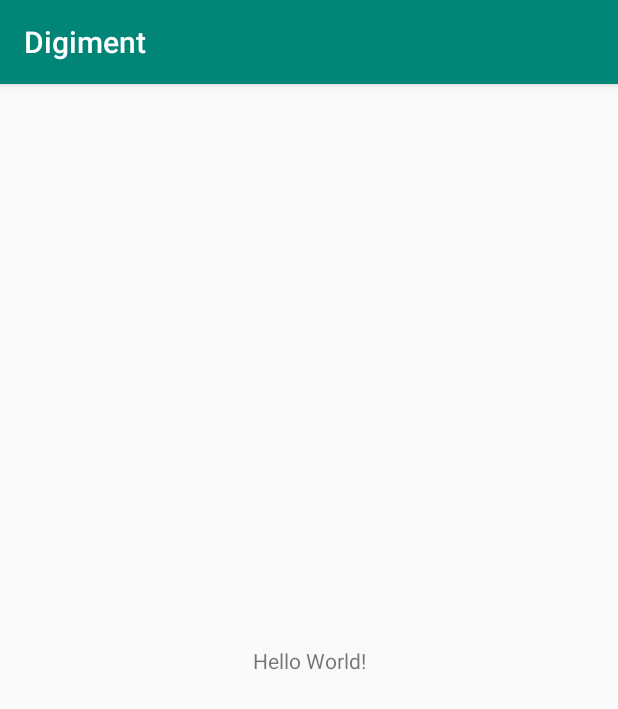
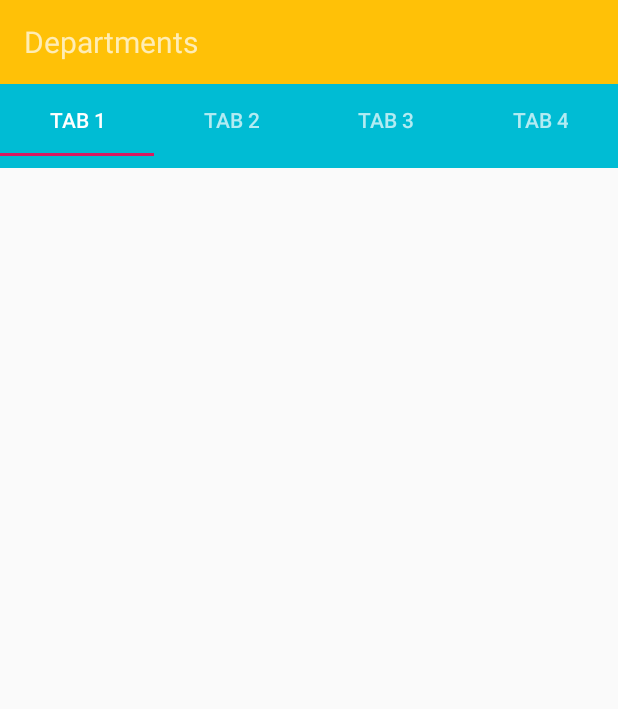
Before and after one commit to Harsh-Gupta9897/Digiment, an Android app: the screen it shows after launch (MainActivity), on a phone screen of 412 x 824 dp. Shown: the top 709 px of the screen. Run offline under Robolectric (Android 15) with nearby library versions, the phone set to English and light mode, and no system bars.

Commit message:
view pager

```diff
--- a/app/build.gradle
+++ b/app/build.gradle
@@ -23,7 +23,9 @@ dependencies {
     implementation fileTree(dir: 'libs', include: ['*.jar'])
     implementation 'com.android.support:appcompat-v7:28.0.0'
     implementation 'com.android.support.constraint:constraint-layout:1.1.3'
+    implementation 'com.android.support:support-v4:28.0.0'
     testImplementation 'junit:junit:4.12'
     androidTestImplementation 'com.android.support.test:runner:1.0.2'
     androidTestImplementation 'com.android.support.test.espresso:espresso-core:3.0.2'
+    implementation 'com.android.support:design:28.0.0'
 }
--- a/app/src/main/java/android/example/digiment/MainActivity.java
+++ b/app/src/main/java/android/example/digiment/MainActivity.java
@@ -1,13 +1,47 @@
 package android.example.digiment;
 
+import android.net.Uri;
+import android.support.design.widget.TabLayout;
+import android.support.v4.view.ViewPager;
 import android.support.v7.app.AppCompatActivity;
 import android.os.Bundle;
 
-public class MainActivity extends AppCompatActivity {
+public class MainActivity extends AppCompatActivity  implements Tab1.OnFragmentInteractionListener , Tab2.OnFragmentInteractionListener,Tab3.OnFragmentInteractionListener , Tab4.OnFragmentInteractionListener{
 
     @Override
     protected void onCreate(Bundle savedInstanceState) {
         super.onCreate(savedInstanceState);
         setContentView(R.layout.activity_main);
+        TabLayout tabLayout = (TabLayout)findViewById(R.id.tabLayout);
+        tabLayout.addTab(tabLayout.newTab().setText("TAB 1"));
+        tabLayout.addTab(tabLayout.newTab().setText("TAB 2"));
+        tabLayout.addTab(tabLayout.newTab().setText("TAB 3"));
+        tabLayout.addTab(tabLayout.newTab().setText("TAB 4"));
+        tabLayout.setTabGravity(TabLayout.GRAVITY_FILL);
+        final ViewPager viewPager=(ViewPager)findViewById(R.id.pager);
+        final PagerAdapter adapter =new PagerAdapter(getSupportFragmentManager(),tabLayout.getTabCount());
+        viewPager.setAdapter(adapter);
+        viewPager.setOnPageChangeListener(new TabLayout.TabLayoutOnPageChangeListener(tabLayout));
+        tabLayout.setOnTabSelectedListener(new TabLayout.OnTabSelectedListener() {
+            @Override
+            public void onTabSelected(TabLayout.Tab tab) {
+                viewPager.setCurrentItem(tab.getPosition());
+            }
+
+            @Override
+            public void onTabUnselected(TabLayout.Tab tab) {
+
+            }
+
+            @Override
+            public void onTabReselected(TabLayout.Tab tab) {
+
+            }
+        });
+    }
+
+    @Override
+    public void onFragmentInteraction(Uri uri) {
+
     }
 }
--- /dev/null
+++ b/app/src/main/java/android/example/digiment/PagerAdapter.java
@@ -0,0 +1,47 @@
+package android.example.digiment;
+
+import android.support.v4.app.Fragment;
+import android.support.v4.app.FragmentManager;
+import android.support.v4.app.FragmentStatePagerAdapter;
+
+public class PagerAdapter extends FragmentStatePagerAdapter {
+    int NoOfTabs;
+    public PagerAdapter(FragmentManager fm , int NumberOfTabs)
+    {
+        super(fm);
+        this.NoOfTabs=NumberOfTabs;
+    }
+    @Override
+    public Fragment getItem(int i) {
+        switch (i)
+        {
+            case 0: {
+                Tab1 tab1 = new Tab1();
+                return tab1;
+            }
+            case 1:
+            {
+                Tab2 tab2 = new Tab2();
+                return tab2;
+            }
+            case 2:
+            {
+                Tab3 tab3 = new Tab3();
+                return tab3;
+            }
+            case 3:
+            {
+                Tab4 tab4 = new Tab4();
+                return tab4;
+            }
+            default:
+                return null;
+        }
+
+    }
+
+    @Override
+    public int getCount() {
+        return 0;
+    }
+}
--- a/app/src/main/res/layout/activity_main.xml
+++ b/app/src/main/res/layout/activity_main.xml
@@ -1,18 +1,36 @@
 <?xml version="1.0" encoding="utf-8"?>
-<android.support.constraint.ConstraintLayout xmlns:android="http://schemas.android.com/apk/res/android"
+<LinearLayout xmlns:android="http://schemas.android.com/apk/res/android"
     xmlns:app="http://schemas.android.com/apk/res-auto"
     xmlns:tools="http://schemas.android.com/tools"
     android:layout_width="match_parent"
     android:layout_height="match_parent"
+    android:orientation="vertical"
     tools:context=".MainActivity">
 
-    <TextView
-        android:layout_width="wrap_content"
-        android:layout_height="wrap_content"
-        android:text="Hello World!"
-        app:layout_constraintBottom_toBottomOf="parent"
-        app:layout_constraintLeft_toLeftOf="parent"
-        app:layout_constraintRight_toRightOf="parent"
-        app:layout_constraintTop_toTopOf="parent" />
 
-</android.support.constraint.ConstraintLayout>
+   <android.support.v7.widget.Toolbar
+       android:layout_width="match_parent"
+       android:layout_height="wrap_content"
+       android:background="#FFC107"
+       android:id="@+id/toolbar"
+       android:minHeight="?attr/actionBarSize"
+       android:theme="@style/ThemeOverlay.AppCompat.Dark.ActionBar"
+       app:popupTheme="@style/ThemeOverlay.AppCompat.Light">
+       <TextView
+           android:layout_width="wrap_content"
+           android:layout_height="wrap_content"
+           android:text="Departments"
+           android:textSize="20dp"/>
+   </android.support.v7.widget.Toolbar>
+<android.support.design.widget.TabLayout
+    android:layout_width="match_parent"
+    android:layout_height="wrap_content"
+    android:background="#00BCD4"
+    android:id="@+id/tabLayout"
+    android:minHeight="?attr/actionBarSize"
+    android:theme="@style/ThemeOverlay.AppCompat.Dark.ActionBar"></android.support.design.widget.TabLayout>
+    <android.support.v4.view.ViewPager
+        android:layout_width="match_parent"
+        android:layout_height="fill_parent"
+        android:id="@+id/pager"></android.support.v4.view.ViewPager>
+</LinearLayout>
--- a/app/src/main/res/values/styles.xml
+++ b/app/src/main/res/values/styles.xml
@@ -1,7 +1,7 @@
 <resources>
 
     <!-- Base application theme. -->
-    <style name="AppTheme" parent="Theme.AppCompat.Light.DarkActionBar">
+    <style name="AppTheme" parent="Theme.AppCompat.Light.NoActionBar">
         <!-- Customize your theme here. -->
         <item name="colorPrimary">@color/colorPrimary</item>
         <item name="colorPrimaryDark">@color/colorPrimaryDark</item>
--- a/build.gradle
+++ b/build.gradle
@@ -8,6 +8,7 @@ buildscript {
     }
     dependencies {
         classpath 'com.android.tools.build:gradle:3.4.2'
+        classpath 'com.android.support:design:28.0.0'
 
         // NOTE: Do not place your application dependencies here; they belong
         // in the individual module build.gradle files
```
Also changed, not shown: app/src/main/java/android/example/digiment/Tab1.java (added, +108 -0 lines), app/src/main/java/android/example/digiment/Tab2.java (added, +108 -0 lines), app/src/main/java/android/example/digiment/Tab3.java (added, +108 -0 lines), app/src/main/java/android/example/digiment/Tab4.java (added, +108 -0 lines), app/src/main/res/layout/fragment_tab1.xml (added, +16 -0 lines), app/src/main/res/layout/fragment_tab2.xml (added, +17 -0 lines), app/src/main/res/layout/fragment_tab3.xml (added, +16 -0 lines), app/src/main/res/layout/fragment_tab4.xml (added, +16 -0 lines), app/src/main/res/values/strings.xml (+7 -0 lines).
